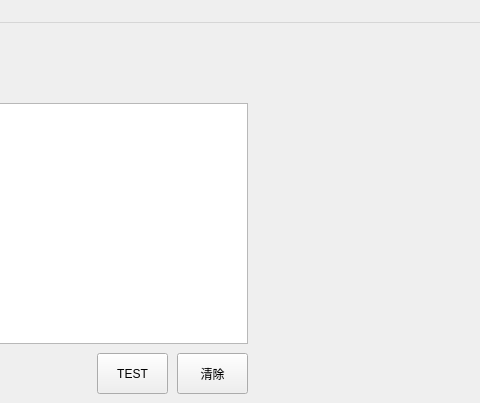
Above: cebs/form_qt/cebsMainForm.ui from Baxianxiahai/huicloud before the change; both pictures show x 613 to 1093 and y 0 to 403 of the 1197 by 637 pixel window. Below: the same form after it.
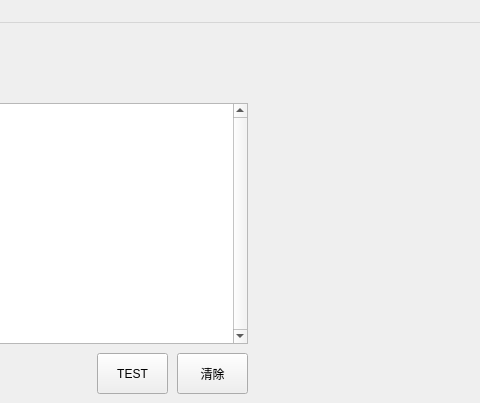
That is the form after the change.

What changed in the file:
```diff
--- a/cebs/form_qt/cebsMainForm.ui
+++ b/cebs/form_qt/cebsMainForm.ui
@@ -23,6 +23,33 @@
       <height>241</height>
      </rect>
     </property>
+    <property name="mouseTracking">
+     <bool>true</bool>
+    </property>
+    <property name="tabletTracking">
+     <bool>true</bool>
+    </property>
+    <property name="layoutDirection">
+     <enum>Qt::LeftToRight</enum>
+    </property>
+    <property name="autoFillBackground">
+     <bool>true</bool>
+    </property>
+    <property name="verticalScrollBarPolicy">
+     <enum>Qt::ScrollBarAlwaysOn</enum>
+    </property>
+    <property name="horizontalScrollBarPolicy">
+     <enum>Qt::ScrollBarAsNeeded</enum>
+    </property>
+    <property name="sizeAdjustPolicy">
+     <enum>QAbstractScrollArea::AdjustToContents</enum>
+    </property>
+    <property name="autoFormatting">
+     <set>QTextEdit::AutoAll</set>
+    </property>
+    <property name="tabChangesFocus">
+     <bool>true</bool>
+    </property>
     <property name="html">
      <string>&lt;!DOCTYPE HTML PUBLIC &quot;-//W3C//DTD HTML 4.0//EN&quot; &quot;http://www.w3.org/TR/REC-html40/strict.dtd&quot;&gt;
 &lt;html&gt;&lt;head&gt;&lt;meta name=&quot;qrichtext&quot; content=&quot;1&quot; /&gt;&lt;style type=&quot;text/css&quot;&gt;
```
